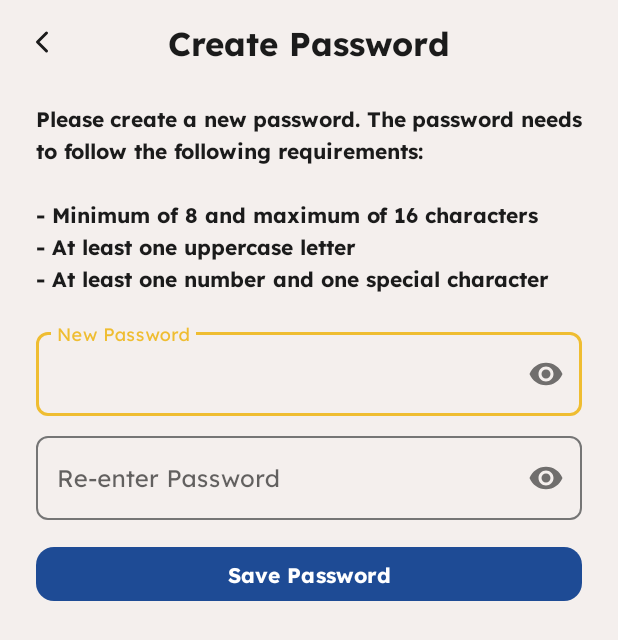
After one commit to MalulanM/Gr8Math, an Android app: the layout change_password_activity.xml on its own in the app's theme, with its tools: preview values and no code run, on a phone screen of 412 x 824 dp. The commit adds this screen. Shown: the top 640 px of the screen. Run offline under Robolectric (Android 15) with nearby library versions, the phone set to English and light mode, and no system bars.

Commit message:
added a new front-end (only) for change password that is connected with register.

```diff
--- /dev/null
+++ b/app/src/main/res/layout/change_password_activity.xml
@@ -0,0 +1,183 @@
+<?xml version="1.0" encoding="utf-8"?>
+<androidx.constraintlayout.widget.ConstraintLayout
+    xmlns:android="http://schemas.android.com/apk/res/android"
+    xmlns:app="http://schemas.android.com/apk/res-auto"
+    xmlns:tools="http://schemas.android.com/tools"
+    android:layout_width="match_parent"
+    android:layout_height="match_parent"
+    android:background="@color/colorLight">
+
+    <View
+        android:id="@+id/loadingLayout"
+        android:layout_width="0dp"
+        android:layout_height="0dp"
+        android:background="#80000000"
+        android:visibility="gone"
+        app:layout_constraintBottom_toBottomOf="parent"
+        app:layout_constraintEnd_toEndOf="parent"
+        app:layout_constraintStart_toStartOf="parent"
+        app:layout_constraintTop_toTopOf="parent" />
+
+    <!-- White box for progress -->
+    <androidx.constraintlayout.widget.ConstraintLayout
+        android:id="@+id/loadingProgressBg"
+        android:layout_width="180dp"
+        android:layout_height="80dp"
+        android:alpha="1"
+        android:background="#ECF1F4"
+        android:elevation="8dp"
+        android:visibility="gone"
+        app:layout_constraintBottom_toBottomOf="parent"
+        app:layout_constraintEnd_toEndOf="parent"
+        app:layout_constraintStart_toStartOf="parent"
+        app:layout_constraintTop_toTopOf="parent">
+
+        <!-- Circular progress indicator centered inside the box -->
+        <com.google.android.material.progressindicator.CircularProgressIndicator
+            android:id="@+id/loadingSpinner"
+            android:layout_width="50dp"
+            android:layout_height="50dp"
+            android:layout_marginStart="10dp"
+            android:indeterminate="true"
+            app:indicatorColor="#8C78F6"
+            app:indicatorInset="0dp"
+            app:indicatorSize="50dp"
+            app:layout_constraintBottom_toBottomOf="parent"
+            app:layout_constraintStart_toStartOf="parent"
+            app:layout_constraintTop_toTopOf="parent"
+            app:trackColor="#E2E5E6"
+            app:trackCornerRadius="3dp"
+            app:trackThickness="6dp" />
+
+
+        <TextView
+            android:layout_width="wrap_content"
+            android:layout_height="wrap_content"
+            android:layout_marginEnd="25dp"
+            android:fontFamily="@font/lexend"
+            android:text="Loading..."
+            android:typeface="normal"
+            app:layout_constraintBottom_toBottomOf="parent"
+            app:layout_constraintEnd_toEndOf="parent"
+            app:layout_constraintStart_toEndOf="@+id/loadingSpinner"
+            app:layout_constraintTop_toTopOf="parent" />
+
+    </androidx.constraintlayout.widget.ConstraintLayout>
+
+    <!-- Top bar: back + centered title -->
+
+    <com.google.android.material.appbar.MaterialToolbar
+        android:id="@+id/toolbar"
+        android:layout_width="0dp"
+        android:layout_height="?attr/actionBarSize"
+        android:background="@android:color/transparent"
+        app:navigationIcon="@drawable/ic_arrow_back_24"
+        app:title="@string/cp_title"
+        app:titleCentered="true"
+        app:titleTextColor="@color/colorText"
+        app:titleTextAppearance="@style/TextAppearance.Gr8.ToolbarTitle"
+        app:layout_constraintTop_toTopOf="parent"
+        app:layout_constraintStart_toStartOf="parent"
+        app:layout_constraintEnd_toEndOf="parent" />
+
+    <ScrollView
+        android:layout_width="0dp"
+        android:layout_height="0dp"
+        android:fillViewport="false"
+        app:layout_constraintTop_toBottomOf="@id/toolbar"
+        app:layout_constraintBottom_toBottomOf="parent"
+        app:layout_constraintStart_toStartOf="parent"
+        app:layout_constraintEnd_toEndOf="parent">
+
+        <LinearLayout
+            android:layout_width="match_parent"
+            android:layout_height="wrap_content"
+            android:orientation="vertical"
+            android:paddingStart="@dimen/screen_side_login"
+            android:paddingEnd="@dimen/screen_side_login"
+            android:paddingTop="12dp"
+            android:paddingBottom="12dp">
+
+            <!-- Info text with password requirements -->
+            <TextView
+                android:layout_width="wrap_content"
+                android:layout_height="wrap_content"
+                android:justificationMode="inter_word"
+                android:lineSpacingExtra="4sp"
+                android:paddingBottom="12dp"
+                android:text="@string/fp_password_requirements"
+                android:textColor="@color/colorText"
+                android:textSize="14sp"
+                android:textStyle="bold"
+                tools:ignore="UnusedAttribute" />
+
+            <!-- New Password input -->
+            <com.google.android.material.textfield.TextInputLayout
+                android:id="@+id/tilNewPassword"
+                style="@style/Gr8TextInputStyle"
+                android:layout_width="match_parent"
+                android:layout_height="wrap_content"
+                android:layout_marginTop="8dp"
+                android:hint="@string/fp_new_password"
+                app:boxBackgroundColor="@color/white"
+                app:boxBackgroundMode="outline"
+                app:boxStrokeColor="@color/til_stroke"
+                app:boxStrokeWidth="1dp"
+                app:boxStrokeWidthFocused="2dp"
+                app:hintTextColor="@color/til_hint"
+                app:passwordToggleEnabled="true">
+
+                <com.google.android.material.textfield.TextInputEditText
+                    android:id="@+id/etNewPass"
+                    android:layout_width="match_parent"
+                    android:layout_height="match_parent"
+                    android:backgroundTint="@android:color/transparent"
+                    android:fontFamily="@font/lexend"
+                    android:inputType="textPassword"
+                    android:paddingStart="14dp"
+                    android:paddingEnd="14dp"
+                    android:textColor="@android:color/black" />
+            </com.google.android.material.textfield.TextInputLayout>
+
+            <!-- Re-enter Password input -->
+            <com.google.android.material.textfield.TextInputLayout
+                android:id="@+id/tilReEnterPassword"
+                style="@style/Gr8TextInputStyle"
+                android:layout_width="match_parent"
+                android:layout_height="wrap_content"
+                android:layout_marginTop="8dp"
+                android:hint="@string/fp_reenter_password"
+                app:boxBackgroundColor="@color/white"
+                app:boxBackgroundMode="outline"
+                app:boxStrokeColor="@color/til_stroke"
+                app:boxStrokeWidth="1dp"
+                app:boxStrokeWidthFocused="2dp"
+                app:hintTextColor="@color/til_hint"
+                app:passwordToggleEnabled="true">
+
+                <com.google.android.material.textfield.TextInputEditText
+                    android:id="@+id/etRePass"
+                    android:layout_width="match_parent"
+                    android:layout_height="match_parent"
+                    android:backgroundTint="@android:color/transparent"
+                    android:fontFamily="@font/lexend"
+                    android:inputType="textPassword"
+                    android:paddingStart="14dp"
+                    android:paddingEnd="14dp"
+                    android:textColor="@android:color/black" />
+            </com.google.android.material.textfield.TextInputLayout>
+
+            <!-- Save Password button -->
+            <com.google.android.material.button.MaterialButton
+                android:id="@+id/btnSave"
+                style="@style/Gr8ButtonStyle"
+                android:layout_width="match_parent"
+                android:layout_height="48dp"
+                android:layout_marginTop="12dp"
+                android:text="@string/fp_save"
+                android:enabled="false"
+                app:backgroundTint="@color/colorMatisse" />
+
+        </LinearLayout>
+    </ScrollView>
+</androidx.constraintlayout.widget.ConstraintLayout>
--- a/app/src/main/res/values/strings.xml
+++ b/app/src/main/res/values/strings.xml
@@ -37,7 +37,7 @@
     <string name="fp_reenter_password">Re-enter Password</string>
     <string name="fp_save">Save Password</string>
     <string name="fp_password_requirements">Please create a new password. The password needs to follow the following requirements:\n\n- Minimum of 8 and maximum of 16 characters\n- At least one uppercase letter\n- At least one number and one special character</string>
-
+    <string name="cp_title">Create Password</string>
 
 
 </resources>
```
